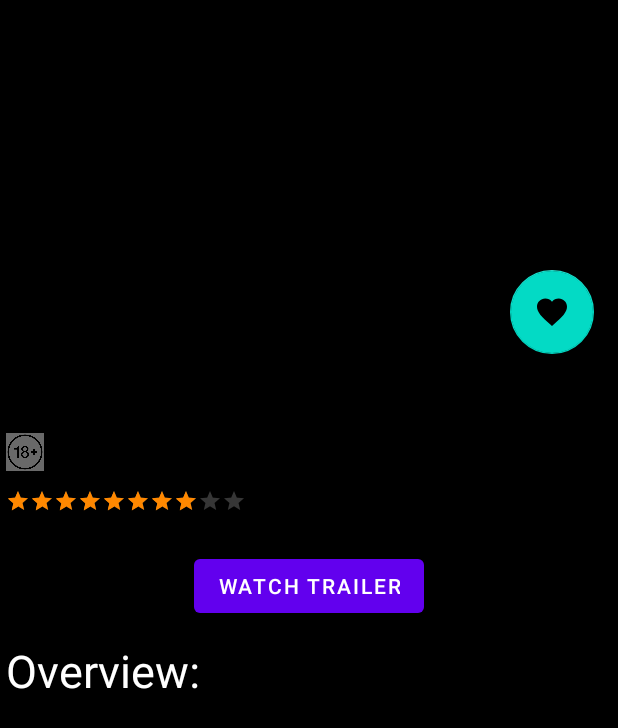
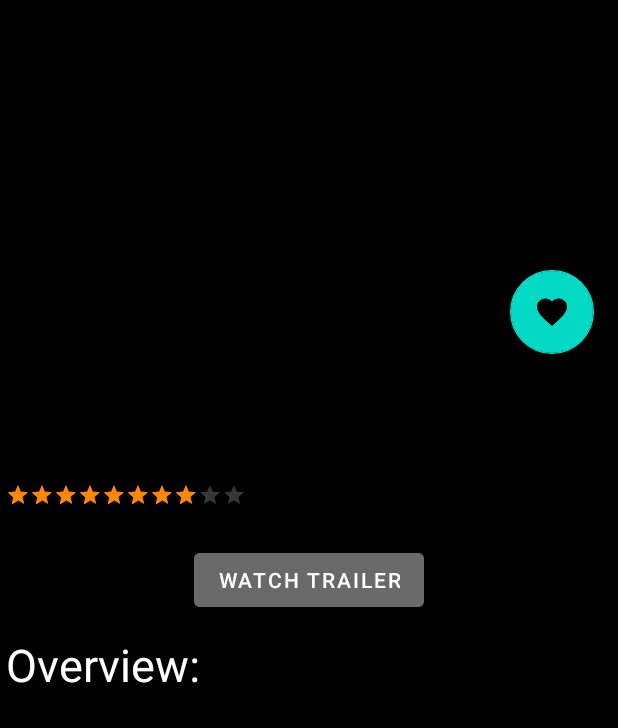
Before and after one commit to papertigify/MVVMFilmsApp, an Android app: the layout detailed_movie_fragment.xml on its own in the app's theme, with its tools: preview values and no code run, on a phone screen of 412 x 824 dp. Shown: the top 728 px of the screen. Run offline under Robolectric (Android 15) with nearby library versions, the light colour scheme and no system bars.

Commit message:
a little refactor

```diff
--- a/app/build.gradle
+++ b/app/build.gradle
@@ -83,7 +83,6 @@ dependencies {
     // Kotlin Extensions and Coroutines support for Room
     implementation "androidx.room:room-ktx:$room_version"
 
-
     // LiveData
     implementation "androidx.lifecycle:lifecycle-livedata-ktx:$lifecycle_version"
     kapt "androidx.lifecycle:lifecycle-compiler:$lifecycle_version"
@@ -97,9 +96,6 @@ dependencies {
     def paging_version = "3.0.0"
     implementation "androidx.paging:paging-runtime-ktx:$paging_version"
 
-    // Picasso
-    implementation 'com.squareup.picasso:picasso:2.71828'
-
     // Glide
     def glide_version = "4.12.0"
     implementation "com.github.bumptech.glide:glide:$glide_version"
--- a/app/src/main/AndroidManifest.xml
+++ b/app/src/main/AndroidManifest.xml
@@ -12,7 +12,8 @@
         android:roundIcon="@mipmap/ic_launcher_round"
         android:supportsRtl="true"
         android:theme="@style/Theme.MovieFilms">
-        <activity android:name=".ui.main.MainActivity">
+        <activity android:name=".ui.main.MainActivity"
+            android:screenOrientation="portrait">
             <intent-filter>
                 <action android:name="android.intent.action.MAIN" />
 
--- a/app/src/main/java/com/example/moviefilms/Constants.kt
+++ b/app/src/main/java/com/example/moviefilms/Constants.kt
@@ -4,7 +4,7 @@ class Constants {
     companion object{
         const val PAGE_SIZE = 40
         const val MAX_SIZE = 1000
-        const val posterPath = "https://image.tmdb.org/t/p/w185"
+        const val posterPath = "https://image.tmdb.org/t/p/w342"
         const val backDropPath = "https://image.tmdb.org/t/p/w780"
         val genres = hashMapOf(
                 28 to "Action", 12 to "Adventure", 16 to "Animation", 35 to "Comedy",
@@ -14,8 +14,5 @@ class Constants {
                 10770 to "TV Movie", 53 to "Thriller", 10752 to "War",
                 37 to "Western"
         )
-       /* {"genres":[{"id":28,"name":"Action"},{"id":12,"name":"Adventure"},{"id":16,"name":"Animation"},{"id":35,"name":"Comedy"},{"id":80,"name":"Crime"},{"id":99,"name":"Documentary"},
-            {"id":18,"name":"Drama"},{"id":10751,"name":"Family"},{"id":14,"name":"Fantasy"},{"id":36,"name":"History"},{"id":27,"name":"Horror"},{"id":10402,"name":"Music"},{"id":9648,"name":"Mystery"},
-            {"id":10749,"name":"Romance"},{"id":878,"name":"Science Fiction"},{"id":10770,"name":"TV Movie"},{"id":53,"name":"Thriller"},{"id":10752,"name":"War"},{"id":37,"name":"Western"}]}*/
     }
 }
--- a/app/src/main/java/com/example/moviefilms/adapters/PagingAdapter.kt
+++ b/app/src/main/java/com/example/moviefilms/adapters/PagingAdapter.kt
@@ -42,7 +42,6 @@ class PagingAdapter : PagingDataAdapter<FilmListItem, RecyclerView.ViewHolder>(M
 
     class PagingItemViewHolder(itemView: View, val delegatePaging: PagingRvDelegate?): RecyclerView.ViewHolder(itemView){
         private val imgContent: ImageView = itemView.findViewById(R.id.imageSmallPoster)
-        //private val movieTitle: TextView = itemView.findViewById(R.id.movieTitle)
         fun bind(movie: FilmListItem){
                 Glide.with(itemView).load("${Constants.posterPath}${movie.poster_path}")
                         .apply(RequestOptions()
@@ -51,7 +50,6 @@ class PagingAdapter : PagingDataAdapter<FilmListItem, RecyclerView.ViewHolder>(M
                                 .override(Target.SIZE_ORIGINAL))
                         .error(R.drawable.pic_placeholder)
                         .into(imgContent)
-            //movieTitle.text = movie.title
 
             itemView.setOnClickListener {
                 delegatePaging?.openDetailedMovie(movie)
--- a/app/src/main/java/com/example/moviefilms/adapters/SavedMoviesAdapter.kt
+++ b/app/src/main/java/com/example/moviefilms/adapters/SavedMoviesAdapter.kt
@@ -63,7 +63,6 @@ class SavedMoviesAdapter: RecyclerView.Adapter<RecyclerView.ViewHolder>() {
 
         private val TAG = "SavedMoviesAdapter"
         private val imgContent: ImageView = itemView.findViewById(R.id.imageSmallPoster)
-        //private val movieTitle: TextView = itemView.findViewById(R.id.movieTitle)
 
         fun bind(movie: FilmListItem){
 
@@ -77,7 +76,6 @@ class SavedMoviesAdapter: RecyclerView.Adapter<RecyclerView.ViewHolder>() {
                             .override(Target.SIZE_ORIGINAL))
                     .error(R.drawable.pic_placeholder)
                     .into(imgContent)
-            //movieTitle.text = movie.title
 
             itemView.setOnClickListener {
                 delegate?.openDetailedMovie(movie)
--- a/app/src/main/java/com/example/moviefilms/db/MoviesDao.kt
+++ b/app/src/main/java/com/example/moviefilms/db/MoviesDao.kt
@@ -1,6 +1,5 @@
 package com.example.moviefilms.db
 
-import androidx.lifecycle.LiveData
 import androidx.room.*
 import com.example.moviefilms.network.FilmListItem
 import kotlinx.coroutines.flow.Flow
--- a/app/src/main/java/com/example/moviefilms/extension/NavigationExtensions.kt
+++ b/app/src/main/java/com/example/moviefilms/extension/NavigationExtensions.kt
@@ -18,6 +18,11 @@ import com.google.android.material.bottomnavigation.BottomNavigationView
  *
  * This sample is a workaround until the Navigation Component supports multiple back stacks.
  */
+
+/**
+ * Note: it is not my class, it is a Google workaround.
+ */
+
 fun BottomNavigationView.setupWithNavController(
     navGraphIds: List<Int>,
     fragmentManager: FragmentManager,
--- a/app/src/main/java/com/example/moviefilms/repository/MainMoviesRepository.kt
+++ b/app/src/main/java/com/example/moviefilms/repository/MainMoviesRepository.kt
@@ -11,7 +11,6 @@ import com.example.moviefilms.network.MainMoviesApi
 import kotlinx.coroutines.flow.Flow
 import javax.inject.Inject
 
-// without
 class MainMoviesRepository @Inject constructor(private val mainMoviesApi: MainMoviesApi, private val moviesDao: MoviesDao){
 
     fun getAllMoviesPagerFlow(): Flow<PagingData<FilmListItem>>{
--- a/app/src/main/java/com/example/moviefilms/ui/PlaceHolder.kt
+++ /dev/null
@@ -1,4 +0,0 @@
-package com.example.moviefilms.ui
-
-class PlaceHolder {
-}
--- a/app/src/main/java/com/example/moviefilms/ui/main/all/AllMoviesFragment.kt
+++ b/app/src/main/java/com/example/moviefilms/ui/main/all/AllMoviesFragment.kt
@@ -48,7 +48,6 @@ class AllMoviesFragment: DaggerFragment(R.layout.all_movies_fragment) {
     override fun onViewCreated(view: View, savedInstanceState: Bundle?) {
         super.onViewCreated(view, savedInstanceState)
         viewModel = (activity as MainActivity).viewModel
-        Log.e(TAG, "AllMoviesFragment 1")
         progressBar = view.findViewById(R.id.loadingProgressBar)
         errorText = view.findViewById(R.id.errorText)
         errorText2 = view.findViewById(R.id.errorText2)
--- a/app/src/main/java/com/example/moviefilms/ui/viewmodels/MainViewModel.kt
+++ b/app/src/main/java/com/example/moviefilms/ui/viewmodels/MainViewModel.kt
@@ -107,7 +107,7 @@ class MainViewModel @Inject constructor(private val repository: MainMoviesReposi
 
     fun getAllSavedMovies() = repository.getAllSavedMovies()
 
-    // some other work
+    // saving images to local storage
     fun saveImagesToStorage(movie: FilmListItem) = viewModelScope.launch {
         if (movie.posterStoragePath == null && movie.backdropStoragePath == null && !isMovieInDatabase(movie.id)) {
 
@@ -129,9 +129,9 @@ class MainViewModel @Inject constructor(private val repository: MainMoviesReposi
                 movie.backdropStoragePath = backdropPath
             }
             insertMovie(movie)
-            Log.e(TAG, "Saved movie images")
+            Log.d(TAG, "Saved movie images")
         } else {
-            Log.e(TAG, "Already saved")
+            Log.d(TAG, "Already saved")
         }
     }
 
--- a/app/src/main/res/drawable/custom_button.xml
+++ b/app/src/main/res/drawable/custom_button.xml
@@ -1,6 +1,5 @@
 <?xml version="1.0" encoding="utf-8"?>
 <shape xmlns:android="http://schemas.android.com/apk/res/android" android:shape="rectangle">
     <solid android:color="@color/design_default_color_primary"/>
-
     <corners android:radius="10dp"/>
 </shape>
--- a/app/src/main/res/layout/all_movies_fragment.xml
+++ b/app/src/main/res/layout/all_movies_fragment.xml
@@ -48,7 +48,7 @@
         android:layout_height="wrap_content"
         android:layout_marginTop="332dp"
         android:layout_marginEnd="100dp"
-        android:text="Something went wrong"
+        android:text="@string/something_went_wrong"
         android:textColor="@color/black"
         android:textSize="20sp"
         android:visibility="gone"
@@ -61,7 +61,7 @@
         android:layout_height="wrap_content"
         android:layout_marginTop="372dp"
         android:layout_marginEnd="76dp"
-        android:text="Please, check your internet connection"
+        android:text="@string/please_check_your_internet_connection"
         android:textColor="@android:color/darker_gray"
         android:textSize="15sp"
         android:visibility="gone"
--- a/app/src/main/res/layout/detailed_movie_fragment.xml
+++ b/app/src/main/res/layout/detailed_movie_fragment.xml
@@ -10,6 +10,8 @@
     <androidx.constraintlayout.widget.ConstraintLayout
         android:layout_width="match_parent"
         android:layout_height="wrap_content"
+        android:focusable="true"
+        android:focusableInTouchMode="true"
         android:background="@color/black">
 
         <TextView
@@ -45,20 +47,6 @@
             app:layout_constraintStart_toStartOf="parent"
             app:layout_constraintTop_toTopOf="parent" />
 
-        <ImageView
-            android:id="@+id/imageAdult"
-            android:layout_width="25dp"
-            android:layout_height="25dp"
-            android:layout_marginStart="4dp"
-            android:layout_marginTop="16dp"
-            android:adjustViewBounds="true"
-            android:background="@color/grey"
-            android:visibility="visible"
-            android:contentDescription="@string/image_adult"
-            app:layout_constraintStart_toStartOf="parent"
-            app:layout_constraintTop_toBottomOf="@+id/detailedMovieTitle"
-            app:srcCompat="@drawable/adult" />
-
         <RatingBar
             android:id="@+id/ratingBar"
             style="?android:attr/ratingBarStyleSmall"
@@ -87,6 +75,7 @@
             android:id="@+id/buttonTrailer"
             android:layout_width="wrap_content"
             android:layout_height="wrap_content"
+            android:backgroundTint="@color/grey"
             android:text="@string/watch_trailer"
             app:layout_constraintEnd_toEndOf="parent"
             app:layout_constraintStart_toStartOf="parent"
@@ -96,8 +85,8 @@
             android:id="@+id/textGenres"
             android:layout_width="wrap_content"
             android:layout_height="wrap_content"
-            android:layout_marginStart="44dp"
-            android:layout_marginTop="20dp"
+            android:layout_marginStart="16dp"
+            android:layout_marginTop="16dp"
             android:textColor="@color/white"
             android:textSize="15sp"
             app:layout_constraintStart_toStartOf="parent"
--- a/app/src/main/res/values/colors.xml
+++ b/app/src/main/res/values/colors.xml
@@ -1,8 +1,8 @@
 <?xml version="1.0" encoding="utf-8"?>
 <resources>
     <color name="purple_200">#FFBB86FC</color>
-    <color name="purple_500">#FF6200EE</color>
-    <color name="purple_700">#FF3700B3</color>
+    <color name="purple_500">#FF000000</color>
+    <color name="purple_700">#FF000000</color>
     <color name="teal_200">#FF03DAC5</color>
     <color name="teal_700">#FF018786</color>
     <color name="black">#FF000000</color>
--- a/app/src/main/res/values/strings.xml
+++ b/app/src/main/res/values/strings.xml
@@ -13,4 +13,5 @@
     <string name="overview">Overview:</string>
     <string name="you_haven_t_got_saved_movies_yet">You haven\'t got saved movies yet</string>
     <string name="please_check_your_internet_connection">Please, check your internet connection</string>
+    <string name="something_went_wrong">Something went wrong</string>
 </resources>
```
Also changed, not shown: app/src/main/java/com/example/moviefilms/ui/main/MainActivity.kt (+0 -10 lines), app/src/main/java/com/example/moviefilms/ui/main/detailed/DetailedMovieFragment.kt (+1 -10 lines), app/src/main/java/com/example/moviefilms/utils/MyFileManager.kt (+0 -14 lines).
